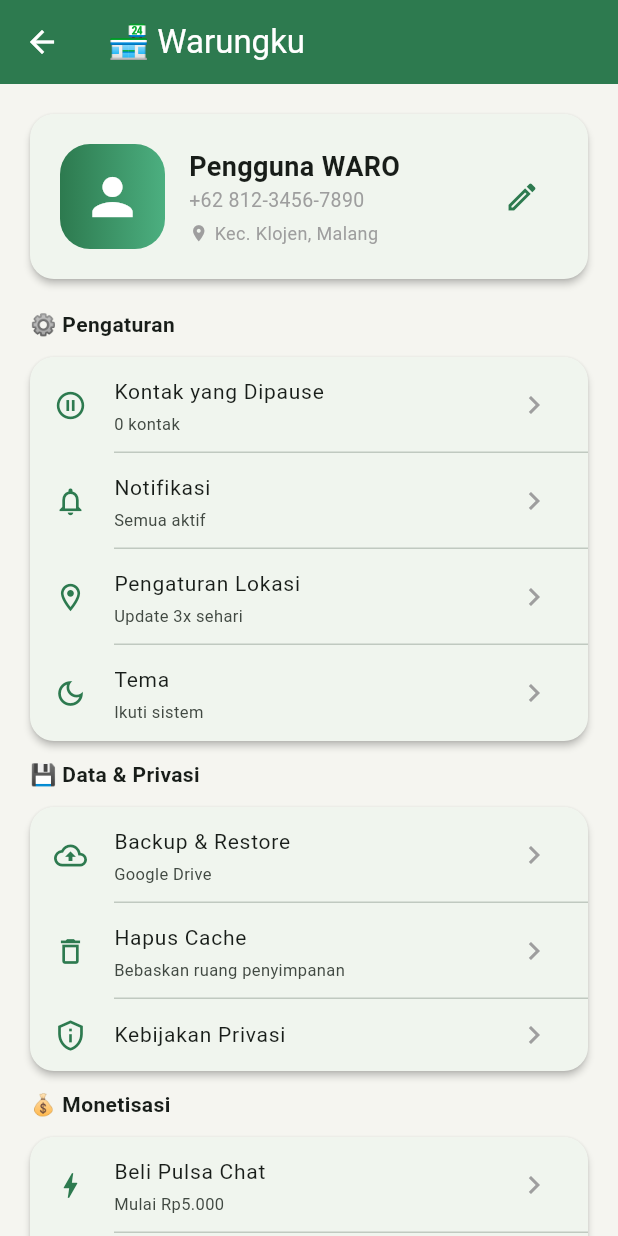
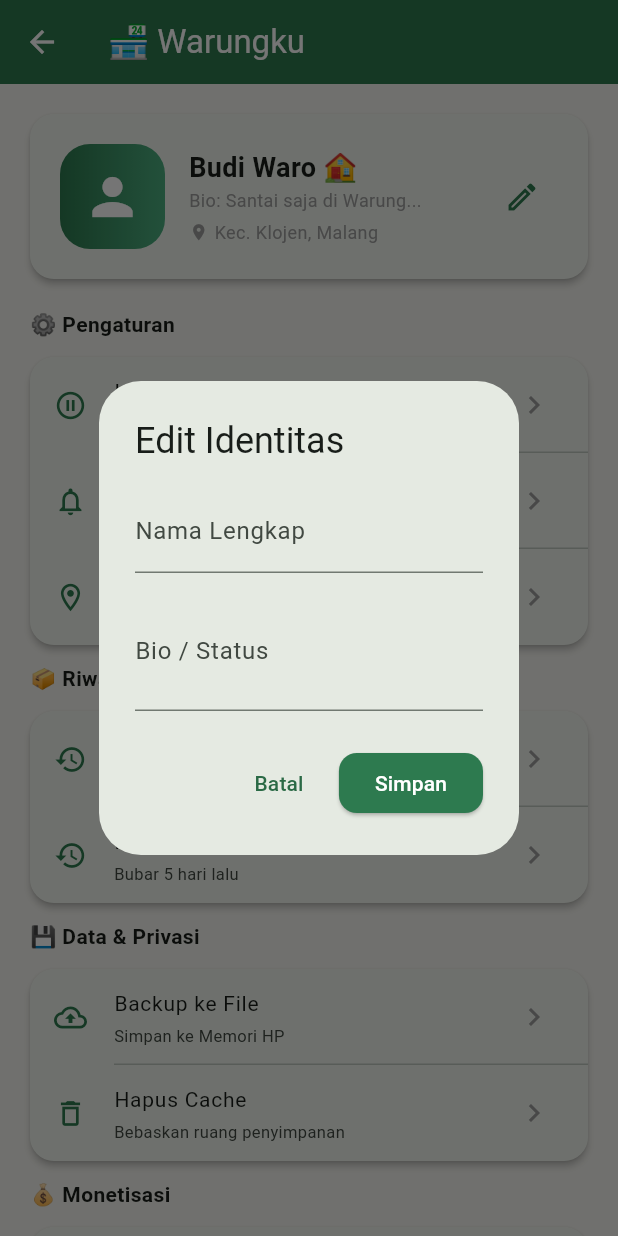
Before and after one commit to eusisaku/waro, a Flutter app: the ProfileScreen screen opened directly, after a tap on the "edit" icon, on a phone screen of 412 x 824 dp. Run offline on Flutter 3.47's test engine with Material 3 defaults, Android fonts, the phone set to English and light mode, and no system bars; our stand-ins replace audioplayers, dio, shared_preferences, sqflite; missing offline and left inert: encrypt, record, workmanager; accounts and stored records are empty; Roboto replaces fonts that are missing (Poppins); statements that could not run were skipped.

Commit message:
Polish: Warungku UI with history, profile editing, and better mock data

```diff
--- a/waro_app/lib/screens/profile_screen.dart
+++ b/waro_app/lib/screens/profile_screen.dart
@@ -15,21 +15,24 @@ class ProfileScreen extends StatelessWidget {
       body: ListView(
         padding: const EdgeInsets.all(16),
         children: [
-          // Profil card
-          _buildProfileCard(),
+          // Profile card
+          _buildProfileCard(context),
           const SizedBox(height: 16),
           // Menu pengaturan
           _buildSection('⚙️ Pengaturan', [
-            _MenuItem(icon: Icons.pause_circle_outline, title: 'Kontak yang Dipause', subtitle: '0 kontak', onTap: () => Navigator.push(context, MaterialPageRoute(builder: (_) => const PausedContactsListScreen()))),
-            _MenuItem(icon: Icons.notifications_outlined, title: 'Notifikasi', subtitle: 'Semua aktif', onTap: () {}),
-            _MenuItem(icon: Icons.location_on_outlined, title: 'Pengaturan Lokasi', subtitle: 'Update 3x sehari', onTap: () {}),
-            _MenuItem(icon: Icons.dark_mode_outlined, title: 'Tema', subtitle: 'Ikuti sistem', onTap: () {}),
+            _MenuItem(icon: Icons.pause_circle_outline, title: 'Kontak yang Dipause', subtitle: kIsWeb ? '1 kontak' : '0 kontak', onTap: () => Navigator.push(context, MaterialPageRoute(builder: (_) => const PausedContactsListScreen()))),
+            _MenuItem(icon: Icons.notifications_outlined, title: 'Notifikasi', subtitle: 'Pagi & Malam saja', onTap: () {}),
+            _MenuItem(icon: Icons.location_on_outlined, title: 'Pengaturan Lokasi', subtitle: 'Kecamatan (Privat)', onTap: () {}),
+          ]),
+          const SizedBox(height: 8),
+          _buildSection('📦 Riwayat Warung', [
+            _MenuItem(icon: Icons.history, title: 'Kopi Kenangan Kemarin', subtitle: 'Bubar 2 hari lalu', onTap: () {}),
+            _MenuItem(icon: Icons.history, title: 'Mabar ML Waro', subtitle: 'Bubar 5 hari lalu', onTap: () {}),
           ]),
           const SizedBox(height: 8),
           _buildSection('💾 Data & Privasi', [
-            _MenuItem(icon: Icons.backup_outlined, title: 'Backup & Restore', subtitle: 'Google Drive', onTap: () => Navigator.push(context, MaterialPageRoute(builder: (_) => const BackupScreen()))),
+            _MenuItem(icon: Icons.backup_outlined, title: 'Backup ke File', subtitle: 'Simpan ke Memori HP', onTap: () {}),
             _MenuItem(icon: Icons.delete_outline, title: 'Hapus Cache', subtitle: 'Bebaskan ruang penyimpanan', onTap: () {}),
-            _MenuItem(icon: Icons.privacy_tip_outlined, title: 'Kebijakan Privasi', onTap: () {}),
           ]),
           const SizedBox(height: 8),
           _buildSection('💰 Monetisasi', [
@@ -52,7 +55,7 @@ class ProfileScreen extends StatelessWidget {
     );
   }
 
-  Widget _buildProfileCard() {
+  Widget _buildProfileCard(BuildContext context) {
     return Card(
       child: Padding(
         padding: const EdgeInsets.all(20),
@@ -74,8 +77,8 @@ class ProfileScreen extends StatelessWidget {
               child: Column(
                 crossAxisAlignment: CrossAxisAlignment.start,
                 children: [
-                  Text('Pengguna WARO', style: TextStyle(fontWeight: FontWeight.bold, fontSize: 18)),
-                  Text('+62 812-3456-7890', style: TextStyle(color: Colors.grey, fontSize: 13)),
+                  Text('Budi Waro 🏠', style: TextStyle(fontWeight: FontWeight.bold, fontSize: 18)),
+                  Text('Bio: Santai saja di Warung...', style: TextStyle(color: Colors.grey, fontSize: 12)),
                   SizedBox(height: 4),
                   Row(children: [
                     Icon(Icons.location_on, size: 13, color: Colors.grey),
@@ -85,9 +88,33 @@ class ProfileScreen extends StatelessWidget {
                 ],
               ),
             ),
-            IconButton(icon: const Icon(Icons.edit_outlined, color: Color(0xFF2D7A4F)), onPressed: () {}),
+            IconButton(
+              icon: const Icon(Icons.edit_outlined, color: Color(0xFF2D7A4F)),
+              onPressed: () => _showEditProfile(context),
+            ),
           ],
         ),
+      ),
+    );
+  }
+
+  void _showEditProfile(BuildContext context) {
+    showDialog(
+      context: context,
+      builder: (_) => AlertDialog(
+        title: const Text('Edit Identitas'),
+        content: Column(
+          mainAxisSize: MainAxisSize.min,
+          children: [
+            const TextField(decoration: InputDecoration(labelText: 'Nama Lengkap', hintText: 'Budi Waro')),
+            const SizedBox(height: 12),
+            const TextField(maxLines: 2, decoration: InputDecoration(labelText: 'Bio / Status', hintText: 'Lagi ngopi...')),
+          ],
+        ),
+        actions: [
+          TextButton(onPressed: () => Navigator.pop(context), child: const Text('Batal')),
+          ElevatedButton(onPressed: () => Navigator.pop(context), child: const Text('Simpan')),
+        ],
       ),
     );
   }
@@ -177,7 +204,19 @@ class _PausedContactsListScreenState extends State<PausedContactsListScreen> {
 
   Future<void> _load() async {
     if (kIsWeb) {
-      setState(() => _isLoading = false);
+      setState(() {
+        _paused = [
+          PausedContact(
+            contactId: 'mock_1',
+            contactName: 'Andi (Melihatmu)',
+            reason: PauseReason.focus,
+            pausedAt: DateTime.now(),
+            expiresAt: DateTime.now().add(const Duration(hours: 4)),
+            pendingMessagesCount: 3,
+          ),
+        ];
+        _isLoading = false;
+      });
       return;
     }
     try {
```
